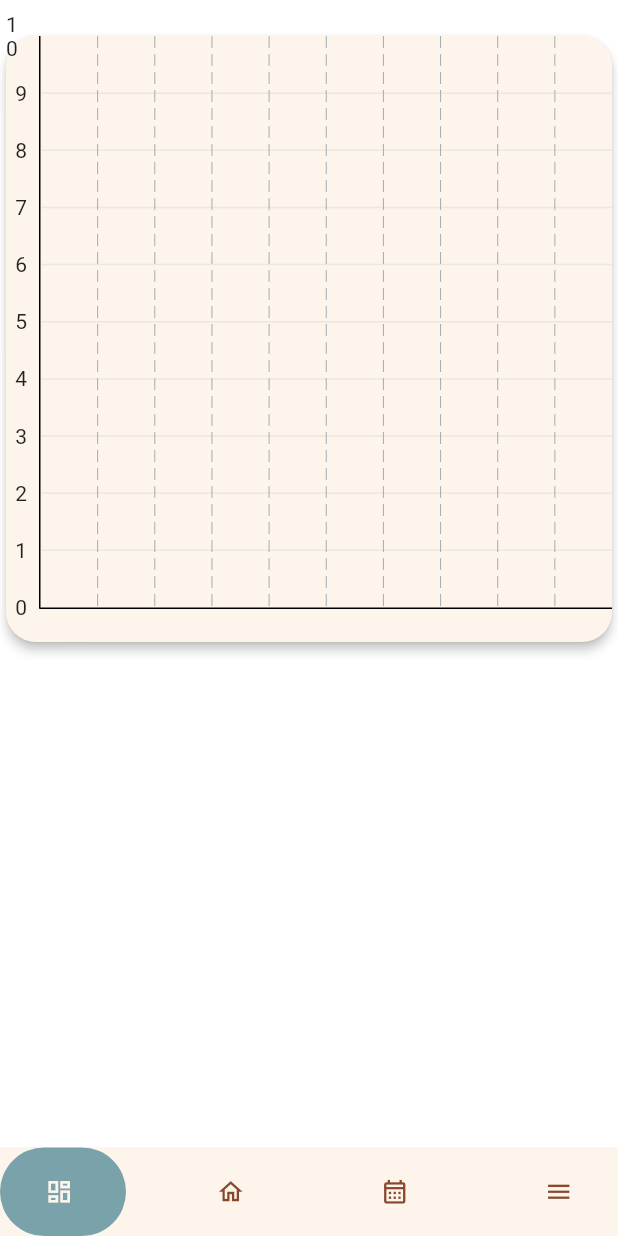
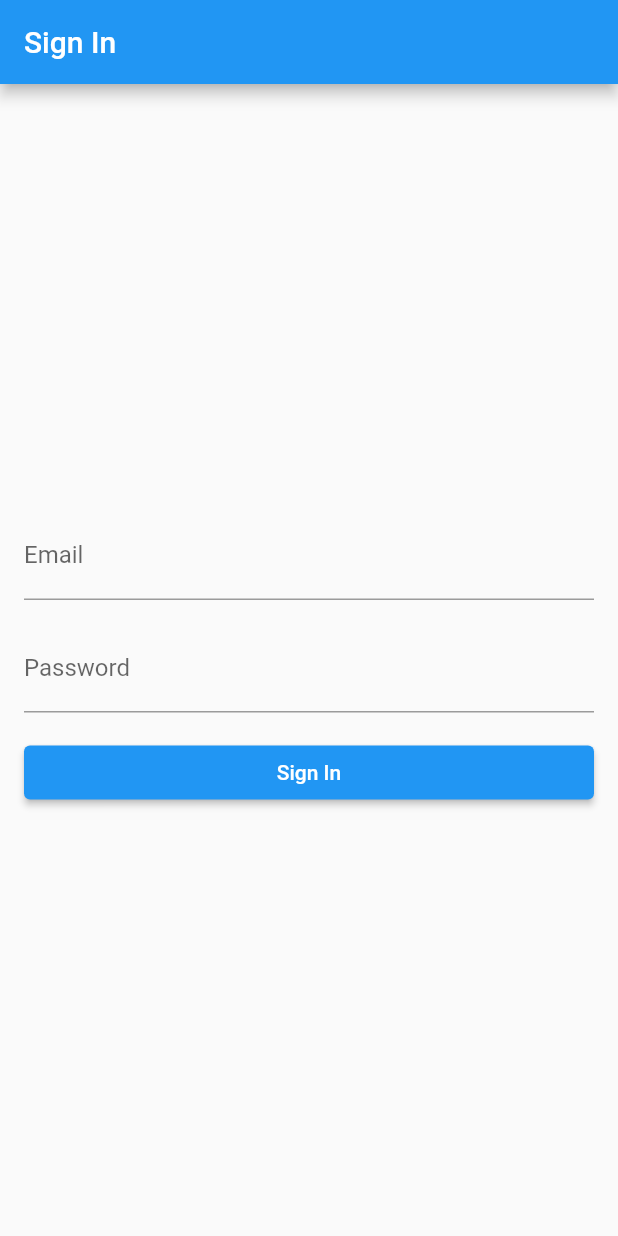
Before and after one commit to tin12q/qlcv, a Flutter app: the screen it shows after launch, on a phone screen of 412 x 824 dp. Run offline on Flutter 3.47's test engine with Material 2 defaults, Android fonts, the light colour scheme and no system bars; drawn by our look-alikes of fl_chart, google_nav_bar; our stand-ins replace cloud_firestore, firebase_auth, firebase_core; missing offline and left inert: clean_calendar; accounts and stored records are empty; generated files the repository leaves out were written again.

Commit message:
create login screen

```diff
--- a/lib/main.dart
+++ b/lib/main.dart
@@ -1,124 +1,29 @@
+import 'dart:io' show Platform;
+
+import 'package:flutter/cupertino.dart';
 import 'package:flutter/material.dart';
 import 'package:google_nav_bar/google_nav_bar.dart';
 import 'package:firebase_core/firebase_core.dart';
+import 'package:firebase_auth/firebase_auth.dart';
+import 'package:qlcv/model/color_picker.dart';
 import 'firebase_options.dart';
+import 'package:provider/provider.dart';
+import 'model/color_picker.dart';
 import 'model/db_helper.dart';
 //import 'model/task.dart';
 
-import 'route/dashboard.dart';
-import 'route/home.dart';
-import 'route/calendar.dart';
-import 'route/menu.dart';
-import 'package:qlcv/model/color_picker.dart';
+
+import 'route/login_page.dart';
 
 void main() async {
   WidgetsFlutterBinding.ensureInitialized();
   await Firebase.initializeApp(
     options: DefaultFirebaseOptions.currentPlatform,
   );
-  DBHelper.taskUpdate();
+  runApp( MaterialApp(
+    debugShowCheckedModeBanner: false,
 
-  runApp(const MyApp());
+      home: SignInPage()
+  )
+  );
 }
-
-class MyApp extends StatefulWidget {
-  const MyApp({Key? key}) : super(key: key);
-  @override
-  State<MyApp> createState() => _MyAppState();
-}
-
-class _MyAppState extends State<MyApp> {
-  int _selectedIndex = 0;
-
-  final List<Widget> _widgetOptions = <Widget>[
-    Dashboard(),
-    Home(),
-    Calendar(),
-    const Menu(),
-
-  ];
-
-  @override
-  Widget build(BuildContext context) {
-    return MaterialApp(
-        title: 'Flutter Demo',
-        theme: ThemeData(
-          scaffoldBackgroundColor: ColorPicker.background,
-
-        ),
-        home: Scaffold(
-            body: _widgetOptions.elementAt(_selectedIndex),
-            /*bottomNavigationBar: BottomNavigationBar(
-
-              items: const <BottomNavigationBarItem>[
-                BottomNavigationBarItem(
-                  icon: Icon(Icons.home_outlined),
-                  label: 'Home',
-                ),
-                BottomNavigationBarItem(
-                  icon: Icon(Icons.calendar_month_outlined),
-                  label: 'Calendar',
-                ),
-                BottomNavigationBarItem(
-                  icon: Icon(Icons.menu_outlined),
-                  label: 'School',
-                ),
-              ],
-
-              backgroundColor: ColorPicker.accent,
-              unselectedItemColor: ColorPicker.primary,
-              selectedItemColor: ColorPicker.primaryLight,
-              currentIndex: _selectedIndex,
-              onTap: (int index) {
-                setState(() {
-                  _selectedIndex = index;
-                });
-              },
-            )*/
-            bottomNavigationBar: Container(
-              color: ColorPicker.primary,
-          child:SafeArea(
-              child: GNav(
-                gap: 5,
-                activeColor: ColorPicker.primary,
-                color: ColorPicker.dark,
-                rippleColor: ColorPicker.primary,
-                hoverColor: ColorPicker.accent,
-                iconSize: 19,
-                padding: const EdgeInsets.symmetric(horizontal: 30, vertical: 20),
-                duration: const Duration(milliseconds: 300),
-                tabBackgroundColor: ColorPicker.accent,
-                backgroundColor: ColorPicker.primary,
-
-                tabs: const [
-                  GButton(
-                    icon: Icons.dashboard_outlined,
-
-
-                  ),
-                  GButton(
-                    icon: Icons.home_outlined,
-                    text: 'Home',
-
-                  ),
-                  GButton(
-                    icon: Icons.calendar_month_outlined,
-                    text: 'Calendar',
-
-                  ),
-                  GButton(
-                    icon: Icons.menu_outlined,
-                    text: 'Menu',
-
-                  ),
-                ],
-                selectedIndex: 0,
-                onTabChange: (index) {
-                  setState(() {
-                    _selectedIndex = index;
-                  });
-                },
-              ),
-            )))
-    );}
-}
--- a/lib/model/task.dart
+++ b/lib/model/task.dart
@@ -14,6 +14,8 @@ class Task {
   get startDate => _startDate;
   get endDate => _endDate;
   get dep => _dep;
+  get startDateString => _startDate.day.toString()+'/'+_startDate.month.toString()+'/'+_startDate.year.toString();
+  get endDateString => _endDate.day.toString()+'/'+_endDate.month.toString()+'/'+_endDate.year.toString();
   set title(title) => _title = title;
   set description(description) => _description = description;
   set status(status) => _status = status;
@@ -36,6 +38,7 @@ class Task {
     _dep = dep;
   }
 
+
   @override
   String toString() {
     return 'task{_title: $_title, _description: $_description, _status: $_status, _startDate: $_startDate, _endDate: $_endDate}';
--- /dev/null
+++ b/lib/route/login_page.dart
@@ -0,0 +1,111 @@
+import 'package:flutter/material.dart';
+import 'package:firebase_auth/firebase_auth.dart';
+import 'package:qlcv/home_page.dart';
+
+class SignInPage extends StatefulWidget {
+  @override
+  _SignInPageState createState() => _SignInPageState();
+}
+
+class _SignInPageState extends State<SignInPage> {
+  final GlobalKey<FormState> _formKey = GlobalKey<FormState>();
+  final TextEditingController _emailController = TextEditingController();
+  final TextEditingController _passwordController = TextEditingController();
+
+  bool _isLoading = false;
+
+  @override
+  Widget build(BuildContext context) {
+    return Scaffold(
+      appBar: AppBar(
+        title: Text('Sign In'),
+      ),
+      body: Center(
+        child: SingleChildScrollView(
+          child: Padding(
+            padding: const EdgeInsets.all(16.0),
+            child: Form(
+              key: _formKey,
+              child: Column(
+                crossAxisAlignment: CrossAxisAlignment.stretch,
+                children: [
+                  TextFormField(
+                    controller: _emailController,
+                    keyboardType: TextInputType.emailAddress,
+                    decoration: InputDecoration(
+                      labelText: 'Email',
+                    ),
+                    validator: (String? value) {
+                      if (value == null || value.isEmpty) {
+                        return 'Please enter your email';
+                      }
+                      return null;
+                    },
+                  ),
+                  SizedBox(height: 16.0),
+                  TextFormField(
+                    controller: _passwordController,
+                    obscureText: true,
+                    decoration: InputDecoration(
+                      labelText: 'Password',
+                    ),
+                    validator: (String? value) {
+                      if (value == null || value.isEmpty) {
+                        return 'Please enter your password';
+                      }
+                      return null;
+                    },
+                  ),
+                  SizedBox(height: 16.0),
+                  ElevatedButton(
+                    onPressed: _isLoading ? null : _signIn,
+                    child: _isLoading
+                        ? CircularProgressIndicator()
+                        : Text('Sign In'),
+                  ),
+                ],
+              ),
+            ),
+          ),
+        ),
+      ),
+    );
+  }
+
+  Future<void> _signIn() async {
+    if (!_formKey.currentState!.validate()) {
+      return;
+    }
+
+    setState(() {
+      _isLoading = true;
+    });
+
+    try {
+      UserCredential userCredential = await FirebaseAuth.instance
+          .signInWithEmailAndPassword(
+          email: _emailController.text.trim(),
+          password: _passwordController.text.trim());
+      Navigator.of(context).pushReplacement(
+        MaterialPageRoute(builder: (context) => HomePage()),
+      );
+    } on FirebaseAuthException catch (e) {
+      String errorMessage = 'An error occurred, please check your credentials';
+      if (e.code == 'user-not-found') {
+        errorMessage = 'No user found for that email';
+      } else if (e.code == 'wrong-password') {
+        errorMessage = 'Wrong password provided for that user';
+      }
+      ScaffoldMessenger.of(context).showSnackBar(
+        SnackBar(
+          content: Text(errorMessage),
+          duration: Duration(seconds: 5),
+        ),
+      );
+    } finally {
+      setState(() {
+        _isLoading = false;
+      });
+    }
+  }
+}
--- a/lib/route/menu.dart
+++ b/lib/route/menu.dart
@@ -14,7 +14,7 @@ class _MenuState extends State<Menu> {
         child: Column(
           mainAxisAlignment: MainAxisAlignment.center,
           children: <Widget>[
-            Text(
+            const Text(
               'Menu',
             ),
           ],
--- a/pubspec.yaml
+++ b/pubspec.yaml
@@ -37,7 +37,10 @@ dependencies:
   google_nav_bar: ^5.0.6
   clean_calendar: ^1.1.0
   cloud_firestore: ^4.4.2
+  firebase_core: ^2.7.0
   fl_chart: ^0.61.0
+  firebase_auth: ^4.2.9
+  provider: ^6.0.5
 dev_dependencies:
   flutter_test:
     sdk: flutter
```
Also changed, not shown: lib/home_page.dart (added, +105 -0 lines), lib/model/task_box.dart (+122 -5 lines), lib/model/task_page.dart (+72 -20 lines), lib/route/home.dart (+17 -2 lines), pubspec.lock, 3 other files.
